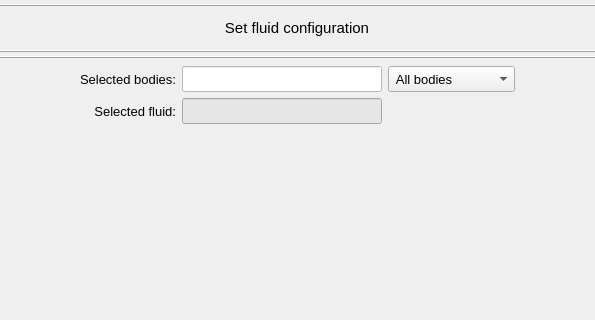
The window that vibra/interface/data/ui_files/model/setup/fluid/set_fluid_input.ui (MOPT-UFSC/VIBRA) describes before a commit, drawn with Qt 5; both pictures show x 93 to 688 and y 0 to 320 of the 780 by 650 pixel window.
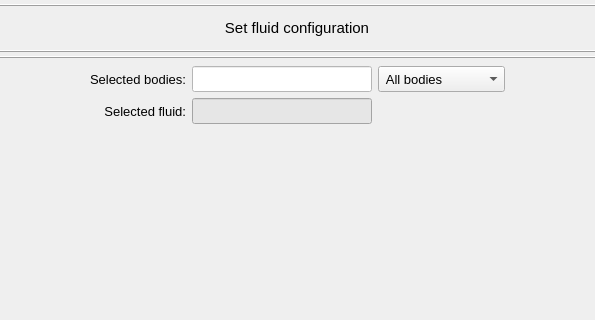
The same window after the commit.

Diff of the .ui file:
```diff
--- a/vibra/interface/data/ui_files/model/setup/fluid/set_fluid_input.ui
+++ b/vibra/interface/data/ui_files/model/setup/fluid/set_fluid_input.ui
@@ -192,13 +192,13 @@
            </property>
            <property name="minimumSize">
             <size>
-             <width>200</width>
+             <width>180</width>
              <height>26</height>
             </size>
            </property>
            <property name="maximumSize">
             <size>
-             <width>200</width>
+             <width>180</width>
              <height>26</height>
             </size>
            </property>
@@ -250,13 +250,13 @@
            </property>
            <property name="minimumSize">
             <size>
-             <width>200</width>
+             <width>180</width>
              <height>26</height>
             </size>
            </property>
            <property name="maximumSize">
             <size>
-             <width>200</width>
+             <width>180</width>
              <height>26</height>
             </size>
            </property>
```
